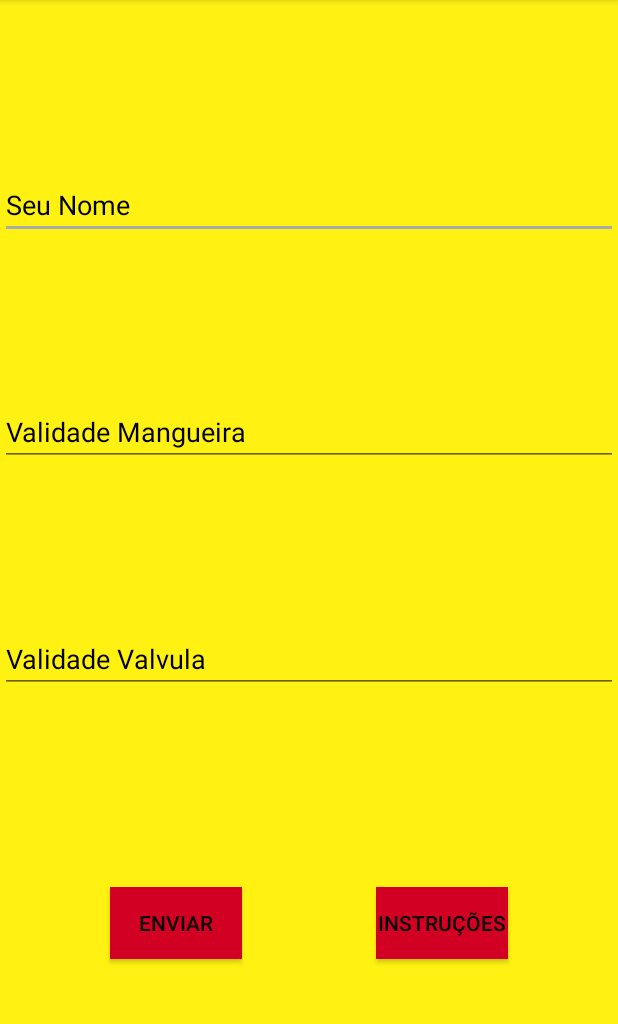
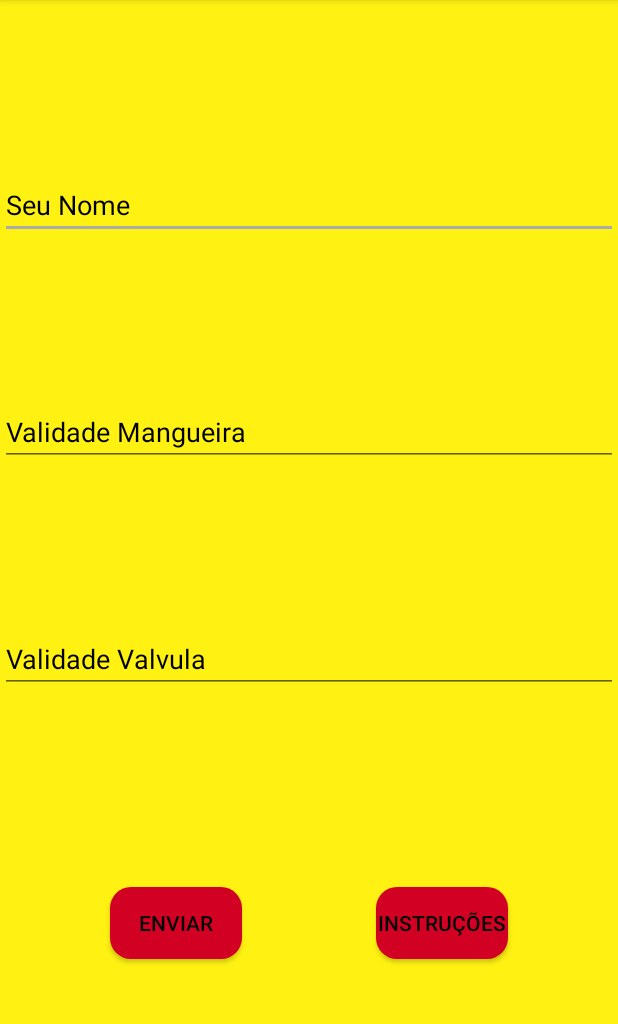
Before and after one commit to Trypion/PrototipoV2.0, an Android app: the fragment CadastroFragment shown on its own in the app's theme, on a phone screen of 412 x 824 dp, the part 84-1108 px from its top. Run offline under Robolectric (Android 15) with nearby library versions, the phone set to English and light mode, and no system bars.

Commit message:
Padronizei os Botões

```diff
--- /dev/null
+++ b/app/src/main/res/drawable/bt_background.xml
@@ -0,0 +1,18 @@
+<?xml version="1.0" encoding="utf-8"?>
+    <shape xmlns:android="http://schemas.android.com/apk/res/android" android:shape="rectangle" >
+        <corners
+            android:radius="14dp"
+            />
+        <solid
+            android:color="@color/colorPrimary"
+            />
+        <padding
+            android:left="0dp"
+            android:top="0dp"
+            android:right="0dp"
+            android:bottom="0dp"
+            />
+        <stroke
+            android:width="0dp"
+            />
+    </shape>
--- a/app/src/main/res/layout/fragment_cadastro.xml
+++ b/app/src/main/res/layout/fragment_cadastro.xml
@@ -8,13 +8,13 @@
 
 
     <Button
-        android:id="@+id/btn_confirma"
+        android:id="@+id/btn_enviar"
         android:layout_width="wrap_content"
         android:layout_height="wrap_content"
         android:layout_marginEnd="8dp"
         android:layout_marginRight="8dp"
         android:text="Enviar"
-        android:background="@color/colorPrimary"
+        android:background="@drawable/bt_background"
         android:textColor="@color/colorPrimaryDark"
         app:layout_constraintBottom_toBottomOf="parent"
         app:layout_constraintEnd_toStartOf="@+id/btn_instrucao"
@@ -27,12 +27,12 @@
         android:layout_height="wrap_content"
         android:layout_marginStart="8dp"
         android:layout_marginLeft="8dp"
-        android:background="@color/colorPrimary"
+        android:background="@drawable/bt_background"
         android:text="Instruções"
         android:textColor="@color/colorPrimaryDark"
         app:layout_constraintBottom_toBottomOf="parent"
         app:layout_constraintEnd_toEndOf="parent"
-        app:layout_constraintStart_toEndOf="@+id/btn_confirma"
+        app:layout_constraintStart_toEndOf="@+id/btn_enviar"
         app:layout_constraintTop_toBottomOf="@+id/txt_validade_valv" />
 
     <EditText
--- a/app/src/main/res/layout/novo_perfil_fargment.xml
+++ b/app/src/main/res/layout/novo_perfil_fargment.xml
@@ -71,11 +71,11 @@
     </LinearLayout>
 
     <Button
-        android:id="@+id/button"
+        android:id="@+id/bt_criaruser"
         android:layout_width="wrap_content"
         android:layout_height="wrap_content"
         android:layout_marginTop="64dp"
-        android:background="@color/colorPrimary"
+        android:background="@drawable/bt_background"
         android:text="Criar"
         android:textColor="@color/colorPrimaryDark"
         app:layout_constraintEnd_toEndOf="parent"
```
Also changed, not shown: app/src/main/res/layout/noperfil_warning_fragment.xml (+7 -6 lines).
